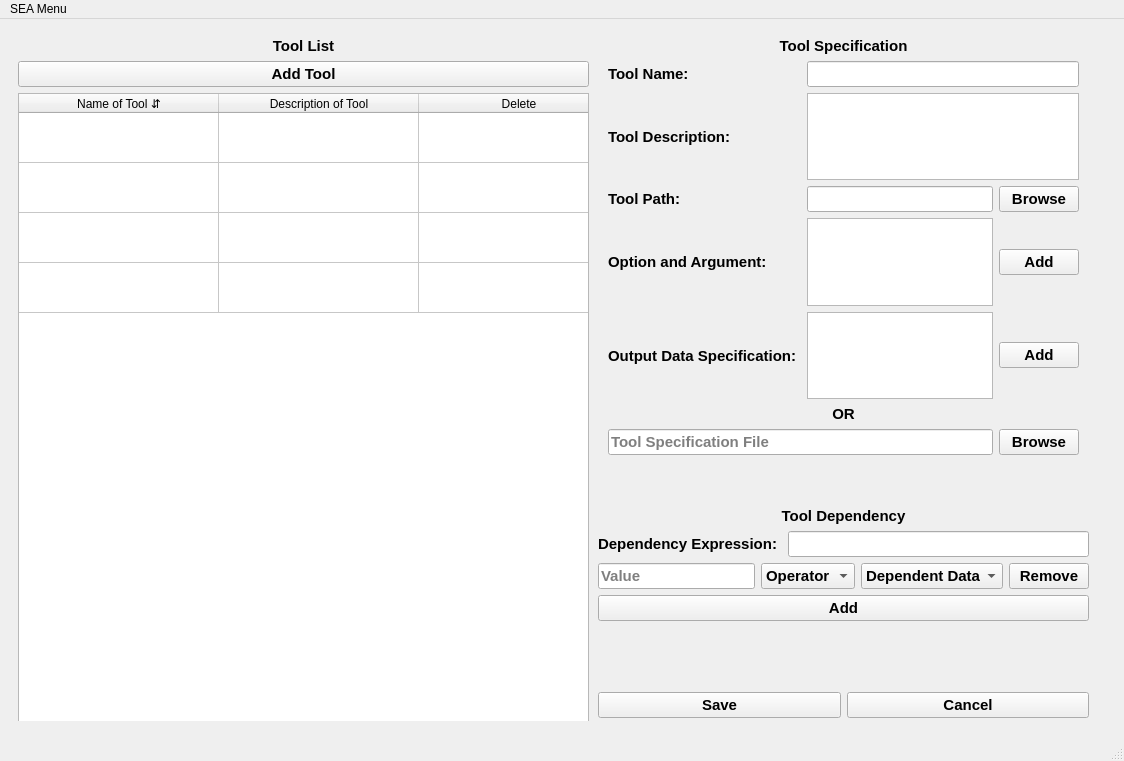
GitRDone-6/SEA, file gui/stacked.ui: the form before one commit.
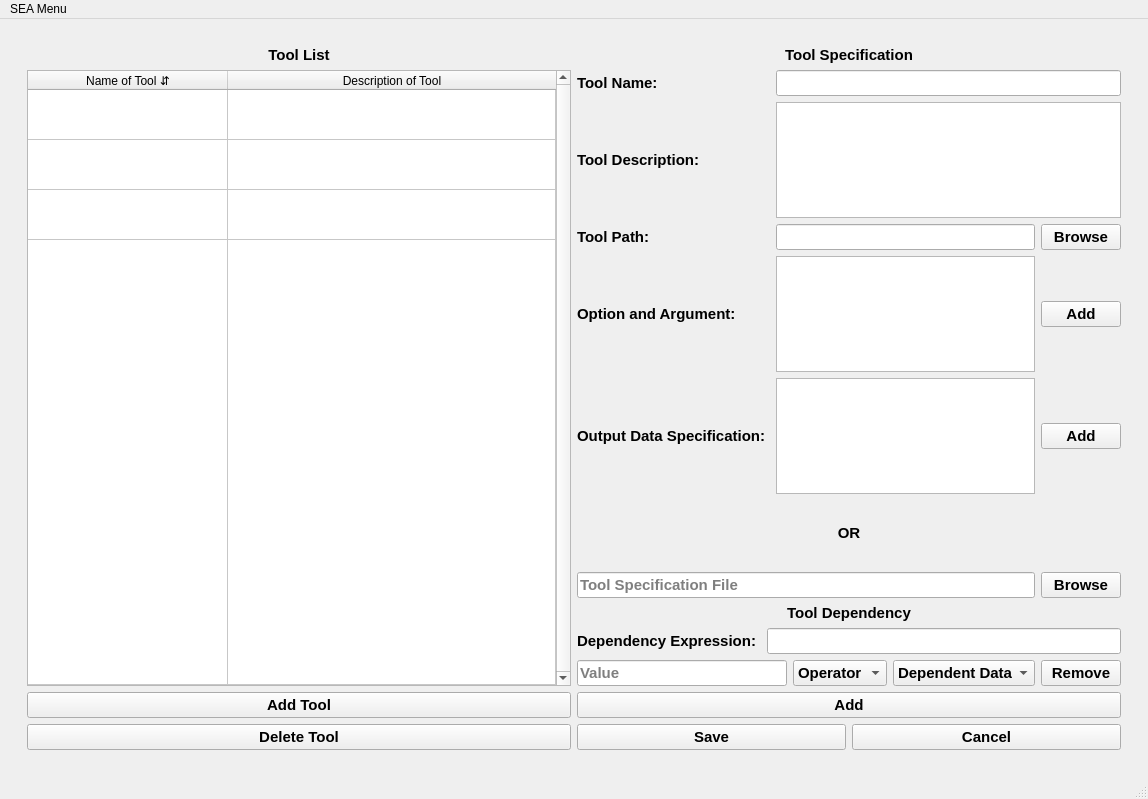
The form after the commit. The open tabs and pages were chosen to show the change.

What changed in the file:
```diff
--- a/gui/stacked.ui
+++ b/gui/stacked.ui
@@ -6,8 +6,8 @@
    <rect>
     <x>0</x>
     <y>0</y>
-    <width>1124</width>
-    <height>761</height>
+    <width>1148</width>
+    <height>799</height>
    </rect>
   </property>
   <property name="windowTitle">
@@ -754,15 +754,8 @@
            <number>0</number>
           </property>
           <widget class="QWidget" name="tool_list_area">
-           <widget class="QWidget" name="verticalLayoutWidget">
-            <property name="geometry">
-             <rect>
-              <x>0</x>
-              <y>0</y>
-              <width>571</width>
-              <height>711</height>
-             </rect>
-            </property>
+           <layout class="QGridLayout" name="gridLayout_7">
+            <item row="0" column="0" rowspan="2">
             <layout class="QVBoxLayout" name="tool_list_table">
              <item>
               <widget class="QLabel" name="tool_list_title">
@@ -781,15 +774,11 @@
                </property>
               </widget>
              </item>
-             <item>
-              <widget class="QPushButton" name="pushButton">
-               <property name="text">
-                <string>Add Tool</string>
-               </property>
-              </widget>
-             </item>
              <item>
               <widget class="QTableWidget" name="tableWidget">
+                <property name="verticalScrollBarPolicy">
+                 <enum>Qt::ScrollBarAlwaysOn</enum>
+                </property>
                <property name="sortingEnabled">
                 <bool>true</bool>
                </property>
@@ -800,7 +789,10 @@
                 <number>200</number>
                </attribute>
                <attribute name="horizontalHeaderShowSortIndicator" stdset="0">
-                <bool>false</bool>
+                 <bool>true</bool>
+                </attribute>
+                <attribute name="horizontalHeaderStretchLastSection">
+                 <bool>true</bool>
                </attribute>
                <attribute name="verticalHeaderVisible">
                 <bool>false</bool>
@@ -814,6 +806,9 @@
                <attribute name="verticalHeaderShowSortIndicator" stdset="0">
                 <bool>true</bool>
                </attribute>
+                <attribute name="verticalHeaderStretchLastSection">
+                 <bool>true</bool>
+                </attribute>
                <row>
                 <property name="text">
                  <string/>
@@ -844,24 +839,25 @@
                  <string>Description of Tool</string>
                 </property>
                </column>
-               <column>
+               </widget>
+              </item>
+              <item>
+               <widget class="QPushButton" name="pushButton">
                 <property name="text">
-                 <string>Delete</string>
+                 <string>Add Tool</string>
                 </property>
-               </column>
+               </widget>
+              </item>
+              <item>
+               <widget class="QPushButton" name="pushButton_3">
+                <property name="text">
+                 <string>Delete Tool</string>
+                </property>
               </widget>
              </item>
             </layout>
-           </widget>
-           <widget class="QWidget" name="formLayoutWidget">
-            <property name="geometry">
-             <rect>
-              <x>590</x>
-              <y>0</y>
-              <width>471</width>
-              <height>418</height>
-             </rect>
-            </property>
+            </item>
+            <item row="0" column="1">
             <layout class="QGridLayout" name="tool_specification_layout">
              <item row="3" column="1">
               <widget class="QLineEdit" name="lineedit_tool_path"/>
@@ -998,16 +994,8 @@
               </widget>
              </item>
             </layout>
-           </widget>
-           <widget class="QWidget" name="verticalLayoutWidget_2">
-            <property name="geometry">
-             <rect>
-              <x>580</x>
-              <y>470</y>
-              <width>491</width>
-              <height>211</height>
-             </rect>
-            </property>
+            </item>
+            <item row="1" column="1">
             <layout class="QVBoxLayout" name="verticalLayout_18">
              <item>
               <widget class="QLabel" name="tool_dependency_label">
@@ -1121,7 +1109,8 @@
               </layout>
              </item>
             </layout>
-           </widget>
+            </item>
+           </layout>
           </widget>
           <widget class="QWidget" name="detailed_tool_area"/>
          </widget>
@@ -1137,7 +1126,7 @@
     <rect>
      <x>0</x>
      <y>0</y>
-     <width>1124</width>
+     <width>1148</width>
      <height>21</height>
     </rect>
    </property>
```
Left out of the diff: 133 changed lines with no effect on the pictures. Lines whose indentation alone changed are shown as unchanged.
